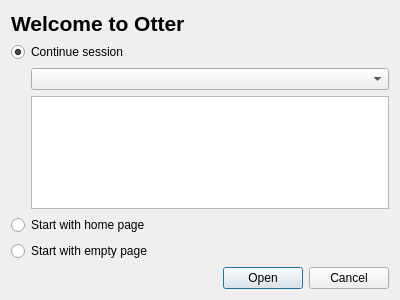
Above: src/ui/StartupDialog.ui from OtterBrowser/otter-browser before the change. Below: the same form after it.
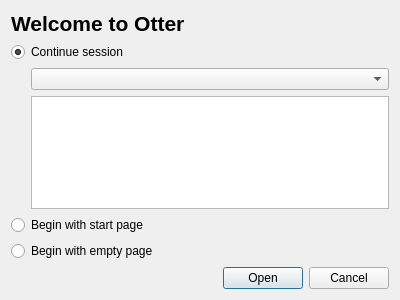
That is the form after the change.

```diff
--- a/src/ui/StartupDialog.ui
+++ b/src/ui/StartupDialog.ui
@@ -88,7 +88,7 @@
    <item>
     <widget class="QRadioButton" name="homePageButton">
      <property name="text">
-      <string>Start with home page</string>
+      <string>Begin with start page</string>
      </property>
      <attribute name="buttonGroup">
       <string notr="true">buttonGroup</string>
@@ -98,7 +98,7 @@
    <item>
     <widget class="QRadioButton" name="emptyPageButton">
      <property name="text">
-      <string>Start with empty page</string>
+      <string>Begin with empty page</string>
      </property>
      <attribute name="buttonGroup">
       <string notr="true">buttonGroup</string>
```
